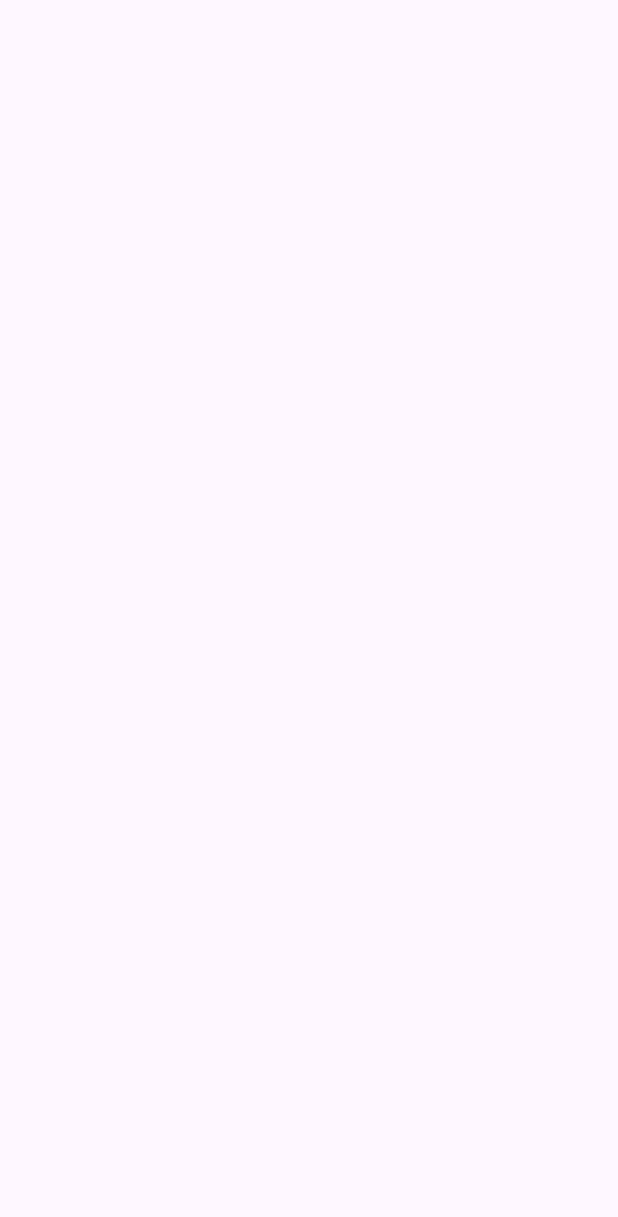
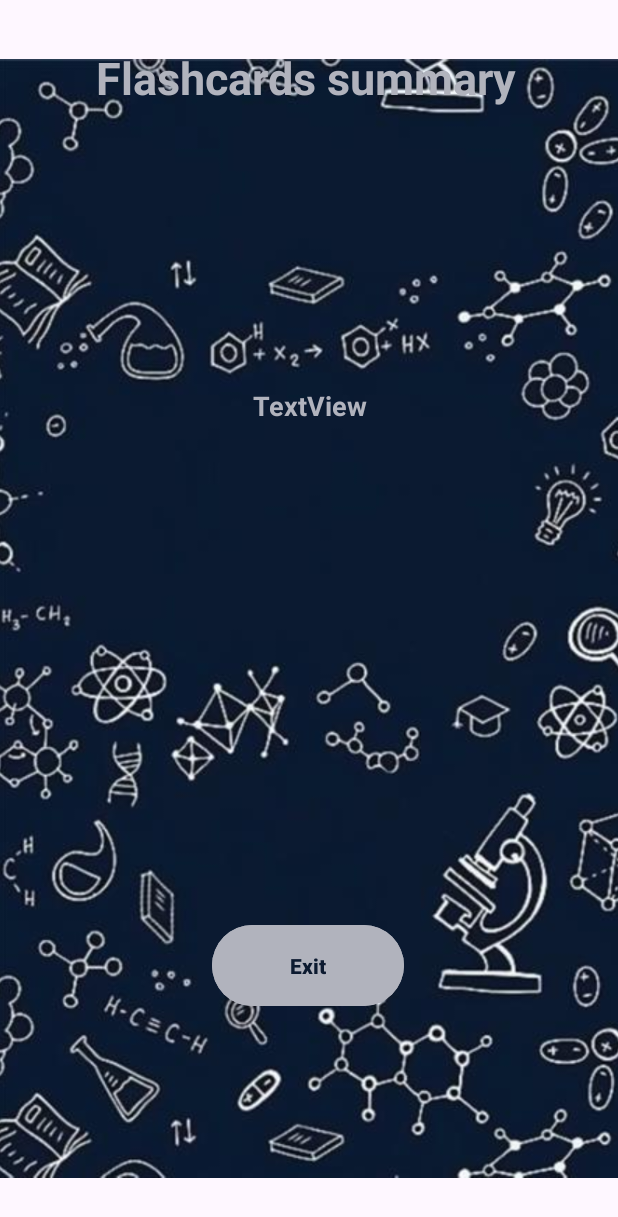
Before and after one commit to LivGish/IMADA2, an Android app: the Summary screen opened directly, with no data from a screen before it, on a phone screen of 412 x 824 dp. Before the commit the part shown is empty. Shown: the top 1217 px of the screen. Run offline under Robolectric (Android 15) with nearby library versions, the light colour scheme and no system bars.

Commit message:
activity_summary.xml completed (exit button and TextViews added)

```diff
--- a/app/src/main/res/layout/activity_summary.xml
+++ b/app/src/main/res/layout/activity_summary.xml
@@ -7,4 +7,60 @@
     android:layout_height="match_parent"
     tools:context=".Summary">
 
+    <ImageView
+        android:id="@+id/imageView"
+        android:layout_width="419dp"
+        android:layout_height="747dp"
+        app:layout_constraintBottom_toBottomOf="parent"
+        app:layout_constraintEnd_toEndOf="parent"
+        app:layout_constraintStart_toStartOf="parent"
+        app:layout_constraintTop_toTopOf="parent"
+        app:srcCompat="@drawable/wallpaper" />
+
+    <Button
+        android:id="@+id/btnExit"
+        android:layout_width="128dp"
+        android:layout_height="62dp"
+        android:backgroundTint="#B1B3BD"
+        android:text="Exit"
+        android:textColor="#0c1a30"
+        android:textStyle="bold"
+        app:layout_constraintBottom_toBottomOf="parent"
+        app:layout_constraintEnd_toEndOf="parent"
+        app:layout_constraintHorizontal_bias="0.498"
+        app:layout_constraintStart_toStartOf="parent"
+        app:layout_constraintTop_toTopOf="parent"
+        app:layout_constraintVertical_bias="0.804" />
+
+    <TextView
+        android:id="@+id/txtHeading"
+        android:layout_width="375dp"
+        android:layout_height="73dp"
+        android:gravity="center_horizontal"
+        android:text="Flashcards summary"
+        android:textColor="#B1B3BD"
+        android:textSize="30sp"
+        android:textStyle="bold"
+        app:layout_constraintBottom_toBottomOf="parent"
+        app:layout_constraintEnd_toEndOf="parent"
+        app:layout_constraintHorizontal_bias="0.444"
+        app:layout_constraintStart_toStartOf="parent"
+        app:layout_constraintTop_toTopOf="parent"
+        app:layout_constraintVertical_bias="0.042" />
+
+    <TextView
+        android:id="@+id/txtBody"
+        android:layout_width="325dp"
+        android:layout_height="176dp"
+        android:text="TextView"
+        android:gravity="center_horizontal"
+        android:textColor="#B1B3BD"
+        android:textSize="18sp"
+        android:textStyle="bold"
+        app:layout_constraintBottom_toBottomOf="parent"
+        app:layout_constraintEnd_toEndOf="parent"
+        app:layout_constraintStart_toStartOf="parent"
+        app:layout_constraintTop_toTopOf="parent"
+        app:layout_constraintVertical_bias="0.398" />
+
 </androidx.constraintlayout.widget.ConstraintLayout>
```
